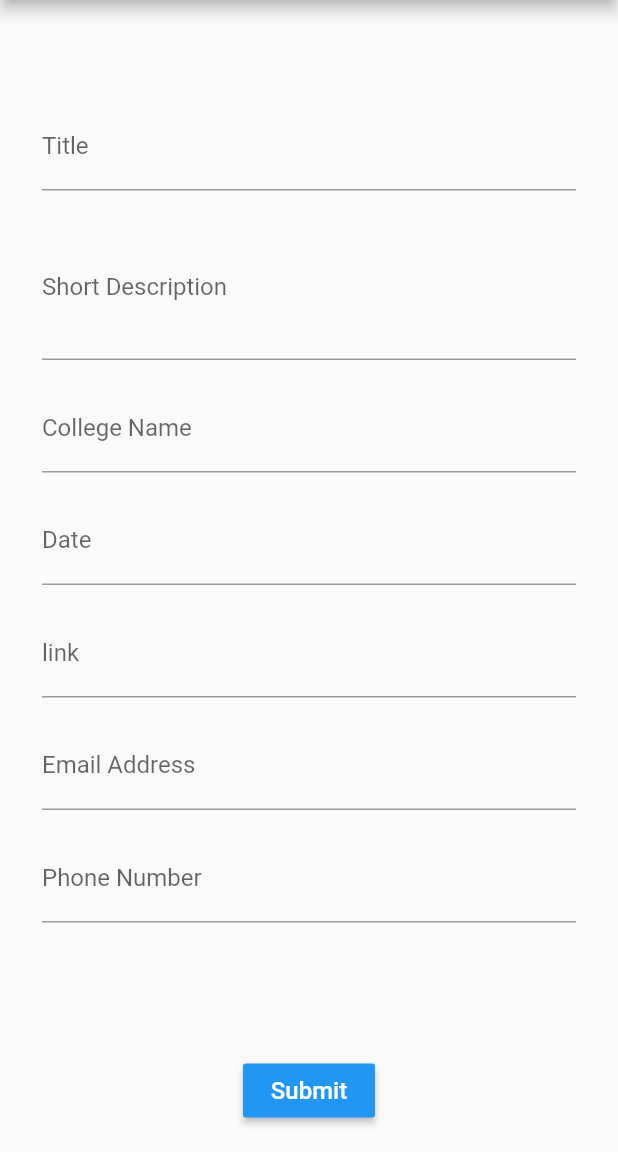
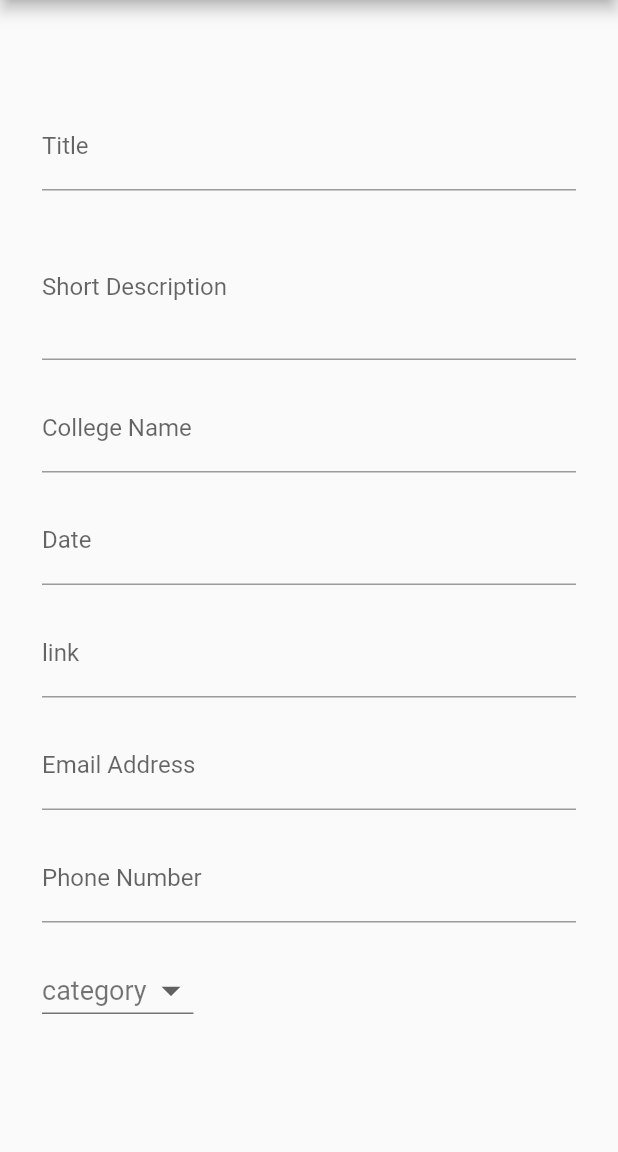
Before and after one commit to khssupriya/UniMe, a Flutter app: the screen it shows after launch, after a tap on the "add" icon, on a phone screen of 412 x 824 dp, the part 84-1236 px from its top. Run offline on Flutter 3.47's test engine with Material 2 defaults, Android fonts, the phone set to English and light mode, and no system bars; drawn by our look-alikes of datetime_picker_formfield; our stand-ins replace cloud_firestore; missing offline and left inert: add_2_calendar; accounts and stored records are empty.

Commit message:
added category filter

```diff
--- a/lib/pages/each.dart
+++ b/lib/pages/each.dart
@@ -93,6 +93,25 @@ class _EachState extends State<Each> {
                 ),
               ],
             ),
+          SizedBox(height: 10,),
+          Row(
+            children: <Widget>[
+              Text(
+                'College:',
+                style: TextStyle(
+                  fontSize: 20.0,
+                  fontWeight: FontWeight.bold,
+                ),
+              ),
+              SizedBox(width: 10.0,) ,
+              Text(
+                this.documentSnapshot['College Name'],
+                style: TextStyle(
+                  fontSize: 20.0,
+                ),
+              ),
+            ],
+          ),
           SizedBox(height: 20,),
           Center(
             child: FlatButton(
--- a/lib/pages/home.dart
+++ b/lib/pages/home.dart
@@ -2,6 +2,7 @@ import 'package:cloud_firestore/cloud_firestore.dart';
 import 'package:flutter/material.dart';
 import 'package:unime3/pages/each.dart';
 import 'dart:math';
+//import 'package:flutter_icons/flutter_icons.dart';
 
 class MyHomePage extends StatefulWidget {
   MyHomePage({Key key, this.title}) : super(key: key);
@@ -12,21 +13,57 @@ class MyHomePage extends StatefulWidget {
   _MyHomePageState createState() => _MyHomePageState();
 }
 
+String category;
+
 class _MyHomePageState extends State<MyHomePage> {
+
+  final catergories = {'dance','sports','code','music','literature'};
+  String dropdownValue = 'category';
+  final catIcons = {'dance':Icons.face,'sports':Icons.gamepad,'code':Icons.code,'music':Icons.music_note,'literature':Icons.book,'category':Icons.category};
 
   @override
   Widget build(BuildContext context) {
     return Scaffold(
       appBar: AppBar(
-        centerTitle: true,
-        title: Text(widget.title),
+        title: Row(
+          children: <Widget> [
+            Text('uni.me'),
+            Spacer(),
+            DropdownButton(
+              value: dropdownValue,
+              iconSize: 30,
+              items: <String>['dance','sports','code','music','literature','category']
+              .map<DropdownMenuItem<String>>((String value) {
+                return DropdownMenuItem<String>(
+                  value: value,
+                  child: Row(
+                    children: <Widget>[
+                      Icon(catIcons[value]),
+                      SizedBox(width: 5,),
+                      Text(value,
+                        style: TextStyle(fontSize: 18,color: Colors.black54,),
+                      ),
+                    ],
+                  ),
+                );
+              }).toList(),
+              onChanged: (String newValue) {
+              setState(() {
+                dropdownValue = newValue;
+                category = newValue;
+              }
+              );
+            },
+            ),
+          ],
+        ),
       ),
       body: Center(
           child: Column(
             crossAxisAlignment: CrossAxisAlignment.center,
             children: <Widget>[
       StreamBuilder(
-        stream: Firestore.instance.collection('events').orderBy('_timeStampUTC', descending: true).snapshots(),
+        stream: ('category' != category)?Firestore.instance.collection('events').where('Category', isEqualTo:category).orderBy('_timeStampUTC', descending: true).snapshots():Firestore.instance.collection('events').orderBy('_timeStampUTC', descending: true).snapshots(),
         builder: (context, snapshot){
           //if(snapshot.hasData){
             return Expanded(
@@ -121,7 +158,8 @@ class _MyHomePageState extends State<MyHomePage> {
                 }
                 ),
             );
-          //}
+          // }
+          // else return Center(child: Text('Sorry! nothings here'),);
         },
       ),
             ],
--- a/lib/pages/post.dart
+++ b/lib/pages/post.dart
@@ -14,14 +14,12 @@ class Post extends StatefulWidget {
 
 class _PostState extends State<Post> {
 
-  String title, shortDes, clgName, datetm, link, email, phone;
+  String title, shortDes, clgName, datetm, link, email, phone, category;
 
   final GlobalKey<FormState> _formKey = GlobalKey<FormState>();
   final _scaffoldKey = GlobalKey<ScaffoldState>();
 
   void createData(){
-    print(this.title);
-    print(this.shortDes);
 
     Firestore.instance.collection("events").add({
       'Title': this.title,
@@ -29,6 +27,7 @@ class _PostState extends State<Post> {
       'College Name': this.clgName,
       'Date': this.datetm,
       'Link': this.link,
+      'Catergory': this.category,
       'Email Address': this.email,
       'Phone Number': this.phone,
       '_timeStampUTC': DateTime.now(),
@@ -167,6 +166,45 @@ class _PostState extends State<Post> {
     );
   }
 
+  String dropdownValue = 'category';
+
+  Widget _buildCategory(){
+    return Padding(
+      padding: const EdgeInsets.all(8.0),
+      child: Row(
+        mainAxisAlignment: MainAxisAlignment.start,
+        children: <Widget>[
+          DropdownButton<String>(
+            value: dropdownValue,
+            icon: Icon(Icons.arrow_drop_down),
+            iconSize: 30,
+            elevation: 16,
+            style: TextStyle(color: Colors.black54,),
+            underline: Container(
+              height: 1,
+              color: Colors.black54,
+            ),
+            onChanged: (String newValue) {
+              setState(() {
+                dropdownValue = newValue;
+                this.category = newValue;
+              });
+            },
+            items: <String>['category','dance','sports','code','music','literature']
+                .map<DropdownMenuItem<String>>((String value) {
+              return DropdownMenuItem<String>(
+                value: value,
+                child: Text(value,
+                  style: TextStyle(fontSize: 18,color: Colors.black54,),
+                ),
+              );
+            }).toList(),
+          ),
+        ],
+      ),
+    );
+  }
+
    Widget _buildEmail(){
     return
     Padding(
@@ -239,6 +277,8 @@ class _PostState extends State<Post> {
                   _buildLink(),
                   _buildEmail(),
                   _buildPhone(),
+                  SizedBox(height: 5,),
+                  _buildCategory(),
                   SizedBox(height: 80,),
                   RaisedButton(
                     onPressed: (){
--- a/pubspec.yaml
+++ b/pubspec.yaml
@@ -32,6 +32,8 @@ dependencies:
   datetime_picker_formfield: ^1.0.0
   add_2_calendar: ^1.4.0
   url_launcher: ^5.4.11
+  flutter_icons: ^1.1.0
+
 
 dev_dependencies:
   flutter_test:
```
Also changed, not shown: pubspec.lock.
